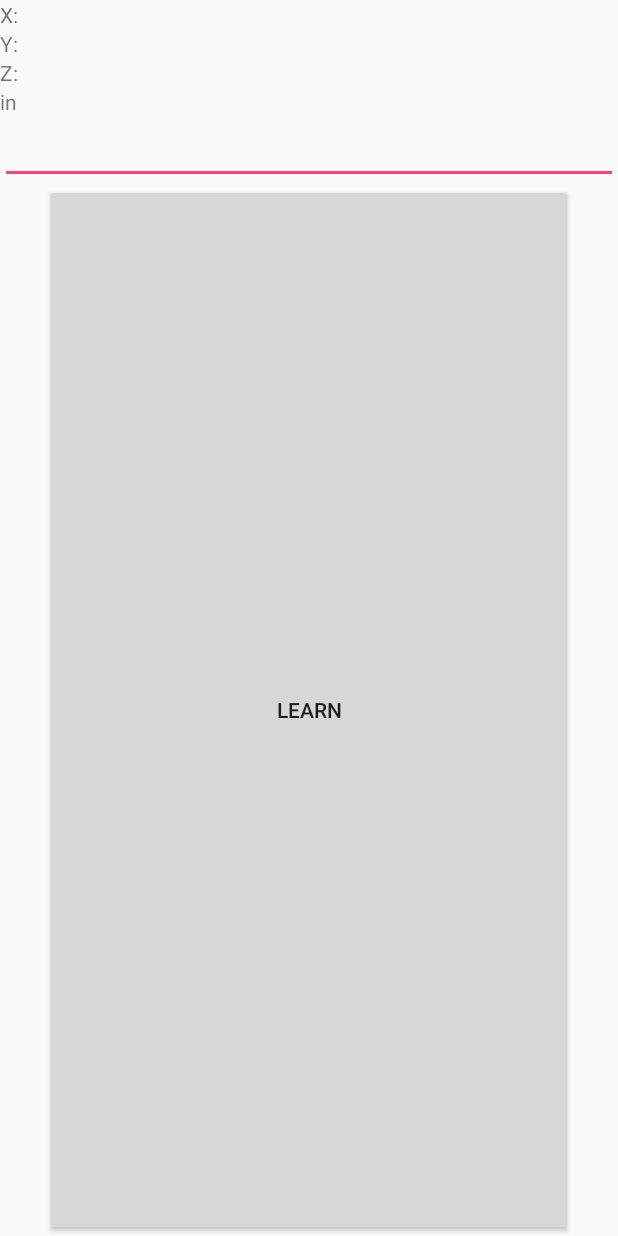
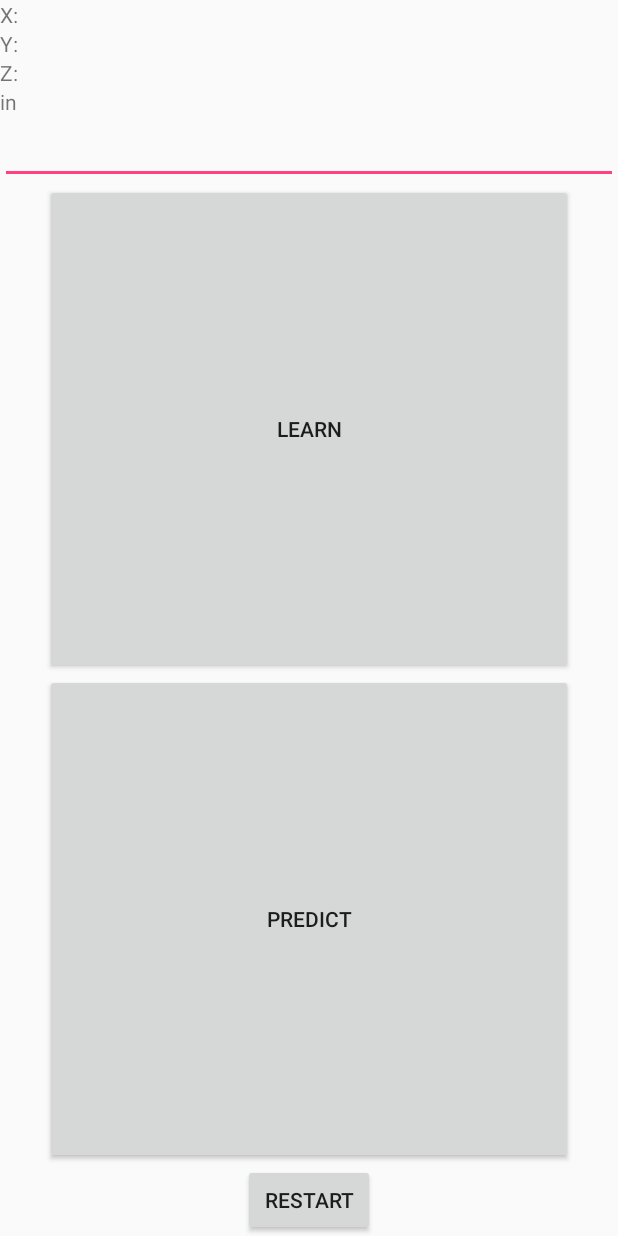
Before and after one commit to godgunman/junction-asia, an Android app: the layout activity_main.xml on its own in the app's theme, with its tools: preview values and no code run, on a phone screen of 412 x 824 dp. Run offline under Robolectric (Android 15) with nearby library versions, the phone set to English and light mode, and no system bars.

Commit message:
Add prediction.

```diff
--- a/android-client/app/src/main/java/asia/junction/naruto_go/Utils.java
+++ b/android-client/app/src/main/java/asia/junction/naruto_go/Utils.java
@@ -32,7 +32,7 @@ public class Utils {
         return result;
     }
 
-    public static String trainingDataToString(List<Point> data, String label) {
+    public static String dataToString(List<Point> data, String label) {
 
         String result = label; // label
         int index = 1;
--- a/android-client/app/src/main/res/layout/activity_main.xml
+++ b/android-client/app/src/main/res/layout/activity_main.xml
@@ -44,13 +44,28 @@
         android:id="@+id/label" />
 
     <Button
-        android:id="@+id/btn"
+        android:id="@+id/learn"
         android:layout_width="fill_parent"
         android:layout_height="wrap_content"
 		android:layout_weight="1"
         android:layout_marginLeft="30dp"
         android:layout_marginRight="30dp"
-        android:text="learn"
-        />
+        android:text="learn" />
+
+    <Button
+        android:id="@+id/predict"
+        android:layout_width="fill_parent"
+        android:layout_height="wrap_content"
+        android:layout_weight="1"
+        android:layout_marginLeft="30dp"
+        android:layout_marginRight="30dp"
+        android:text="predict" />
+
+    <Button
+        android:layout_width="wrap_content"
+        android:layout_height="wrap_content"
+        android:text="Restart"
+        android:id="@+id/restart"
+        android:layout_gravity="center_horizontal" />
 
 </LinearLayout>
```
Also changed, not shown: android-client/app/src/main/java/asia/junction/naruto_go/MainActivity.java (+76 -83 lines).
